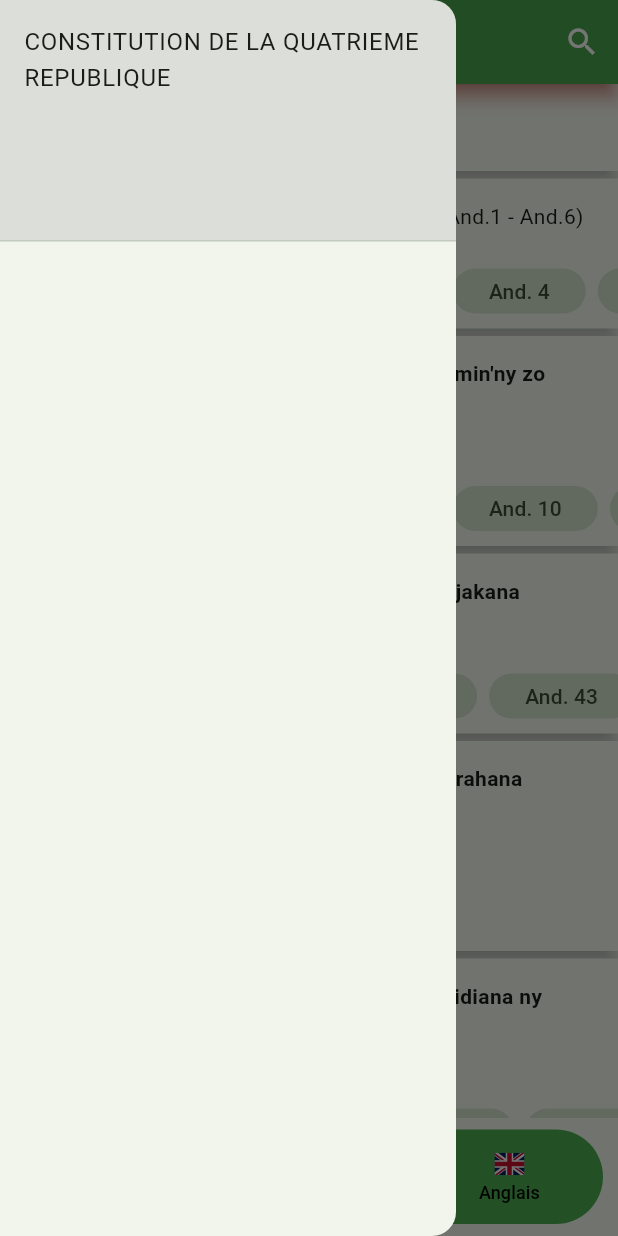
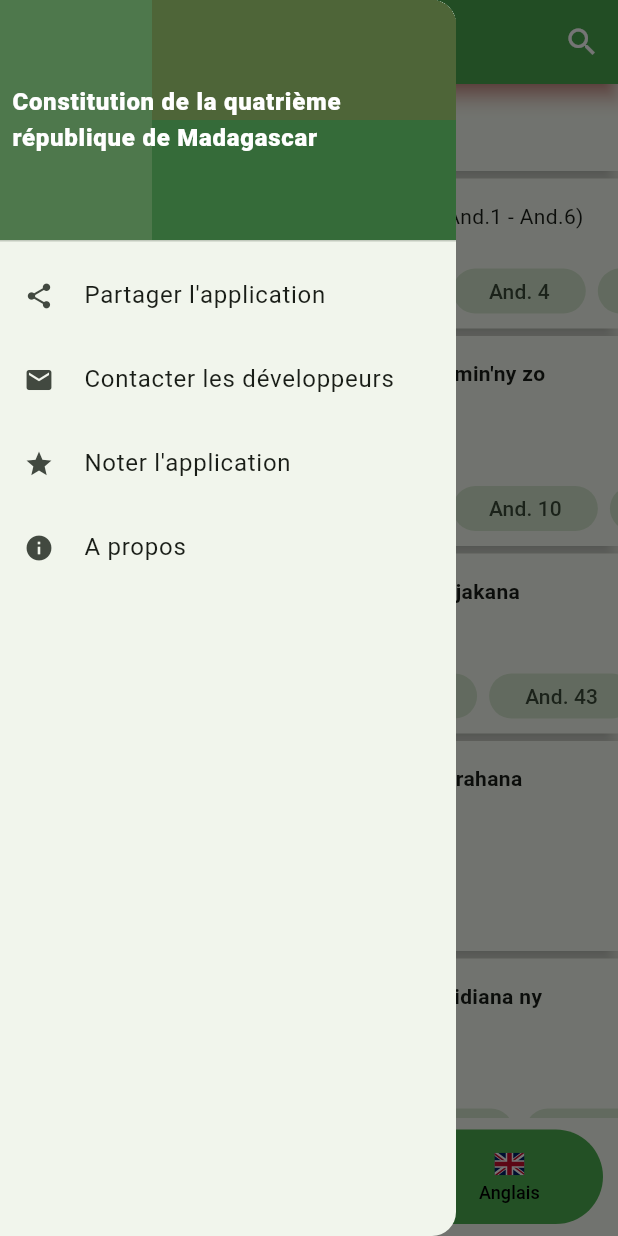
Before and after one commit to mauyz/madagascar_constitution, a Flutter app: the screen it shows after launch, with the side drawer open, on a phone screen of 412 x 824 dp. Run offline on Flutter 3.47's test engine with Material 3 defaults, Android fonts, the phone set to English and light mode, and no system bars; drawn by our look-alikes of auto_size_text; our stand-ins replace auto_route, flutter_linkify, flutter_svg, shared_preferences; missing offline and left inert: highlight_text.

Commit message:
implements some app menu

```diff
--- a/lib/view/pages/home_page.dart
+++ b/lib/view/pages/home_page.dart
@@ -8,6 +8,8 @@ import 'package:madagascar_constitution/view/pages/tab_content_page.dart';
 import 'package:madagascar_constitution/view/widgets/app_title.dart';
 import 'package:madagascar_constitution/view/widgets/bottom_nav_bar.dart';
 import 'package:madagascar_constitution/view/widgets/bottom_nav_bar_item.dart';
+import 'package:madagascar_constitution/view/widgets/custom_about.dart';
+import 'package:madagascar_constitution/view/widgets/drawer_item.dart';
 import 'package:madagascar_constitution/viewmodel/en_view_model.dart';
 import 'package:madagascar_constitution/viewmodel/fr_view_model.dart';
 import 'package:madagascar_constitution/viewmodel/mg_view_model.dart';
@@ -69,13 +71,86 @@ class HomePage extends StatelessWidget {
             child: ListView(
               children: [
                 DrawerHeader(
-                  decoration: BoxDecoration(
-                    color: Theme.of(context).highlightColor,
+                  padding: EdgeInsets.zero,
+                  child: Stack(
+                    children: [
+                      SvgPicture.asset(
+                        "assets/mg.svg",
+                        fit: BoxFit.fill,
+                      ),
+                      Container(
+                        color: Theme.of(context).primaryColor.withOpacity(0.9),
+                        alignment: Alignment.center,
+                        child: const Padding(
+                          padding: EdgeInsets.all(8.0),
+                          child: Text(
+                            "Constitution de la quatrième république de Madagascar",
+                            style: TextStyle(
+                              color: Colors.white,
+                              fontWeight: FontWeight.w800,
+                            ),
+                          ),
+                        ),
+                      ),
+                    ],
                   ),
-                  child: const Text(
-                    "CONSTITUTION DE LA QUATRIEME REPUBLIQUE",
+                ),
+                DrawerItem(
+                  icon: const Icon(
+                    Icons.share,
+                    size: 20,
                   ),
-                )
+                  title: "Partager l'application",
+                  onTap: () {},
+                ),
+                DrawerItem(
+                  icon: const Icon(
+                    Icons.mail,
+                    size: 20,
+                  ),
+                  title: "Contacter les développeurs",
+                  onTap: () {},
+                ),
+                DrawerItem(
+                  icon: const Icon(
+                    Icons.star,
+                    size: 20,
+                  ),
+                  title: "Noter l'application",
+                  onTap: () {},
+                ),
+                DrawerItem(
+                  icon: const Icon(
+                    Icons.info,
+                    size: 20,
+                  ),
+                  title: "A propos",
+                  onTap: () {
+                    showCustomAboutDialog(
+                      context: context,
+                      applicationName: "Constitution de Madagascar",
+                      applicationVersion: "v1.0.3",
+                      applicationIcon: CircleAvatar(
+                        child: Padding(
+                          padding: const EdgeInsets.all(2.0),
+                          child: SvgPicture.asset(
+                            'assets/mg.svg',
+                            height: 20,
+                          ),
+                        ),
+                      ),
+                      applicationLegalese:
+                          "Constitution de la 4e république de Madagascar"
+                          " APRES LE REFERENDUM DU 17 NOVEMBRE 2010,\narrêtés"
+                          " par la Haute Cour Constitutionnelle le 6 décembre 2010"
+                          " [version publiée par l'Assemblée Nationale le 7 mai 2014].\n"
+                          "Source 1: https://www.assemblee-nationale.mg/wp-content/uploads/2019/08/Constitution-4eme-R%C3%A9publique_mg.pdf\n"
+                          "Source 2: http://www.mondemalgache.org/bins/lalampanorenana",
+                      copyright:
+                          "Copyright Baroov, Mauyz ${DateTime.now().year}",
+                    );
+                  },
+                ),
               ],
             ),
           ),
--- /dev/null
+++ b/lib/view/widgets/drawer_item.dart
@@ -0,0 +1,25 @@
+import 'package:flutter/material.dart';
+
+class DrawerItem extends StatelessWidget {
+  final Widget icon;
+  final String title;
+  final Function() onTap;
+  const DrawerItem({
+    super.key,
+    required this.icon,
+    required this.title,
+    required this.onTap,
+  });
+
+  @override
+  Widget build(BuildContext context) {
+    return ListTile(
+      titleAlignment: ListTileTitleAlignment.center,
+      leading: icon,
+      title: Text(
+        title,
+      ),
+      onTap: onTap,
+    );
+  }
+}
--- a/pubspec.yaml
+++ b/pubspec.yaml
@@ -37,6 +37,8 @@ dependencies:
   shared_preferences: ^2.2.2
   auto_size_text: ^3.0.0
   highlight_text: ^1.7.0
+  flutter_linkify: ^6.0.0
+  url_launcher: ^6.2.5
 
 dev_dependencies:
   flutter_test:
```
Also changed, not shown: lib/view/widgets/custom_about.dart (added, +158 -0 lines), pubspec.lock, 6 other files.
